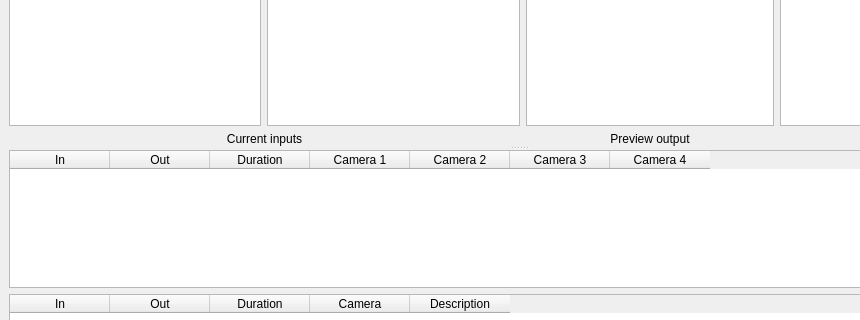
breizhcamp/nageru, file ui_mainwindow.ui: the form before one commit; both pictures show x 0 to 860 and y 159 to 479 of the 1038 by 600 pixel window.
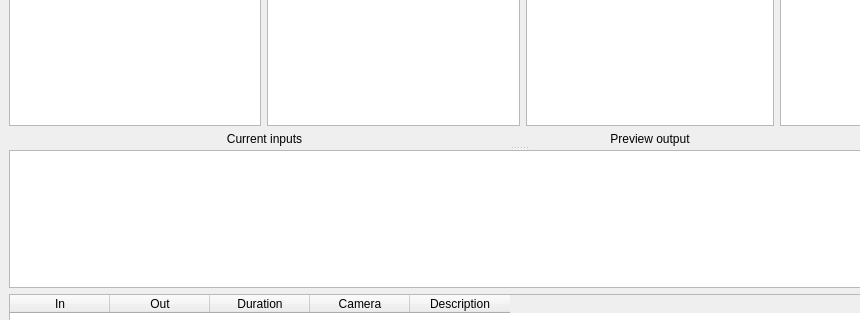
The form after the commit. Custom widgets are drawn as their Qt base class.

Commit message: Start working on a clip list.

Diff of the .ui file:
```diff
--- a/ui_mainwindow.ui
+++ b/ui_mainwindow.ui
@@ -91,43 +91,7 @@
       <widget class="QWidget" name="verticalLayoutWidget_4">
        <layout class="QVBoxLayout" name="verticalLayout_4">
         <item>
-         <widget class="QTableWidget" name="clip_list">
-          <column>
-           <property name="text">
-            <string>In</string>
-           </property>
-          </column>
-          <column>
-           <property name="text">
-            <string>Out</string>
-           </property>
-          </column>
-          <column>
-           <property name="text">
-            <string>Duration</string>
-           </property>
-          </column>
-          <column>
-           <property name="text">
-            <string>Camera 1</string>
-           </property>
-          </column>
-          <column>
-           <property name="text">
-            <string>Camera 2</string>
-           </property>
-          </column>
-          <column>
-           <property name="text">
-            <string>Camera 3</string>
-           </property>
-          </column>
-          <column>
-           <property name="text">
-            <string>Camera 4</string>
-           </property>
-          </column>
-         </widget>
+         <widget class="QTableView" name="clip_list"/>
         </item>
         <item>
          <widget class="QTableWidget" name="playlist">
```
The commit also changes 4 other files.
